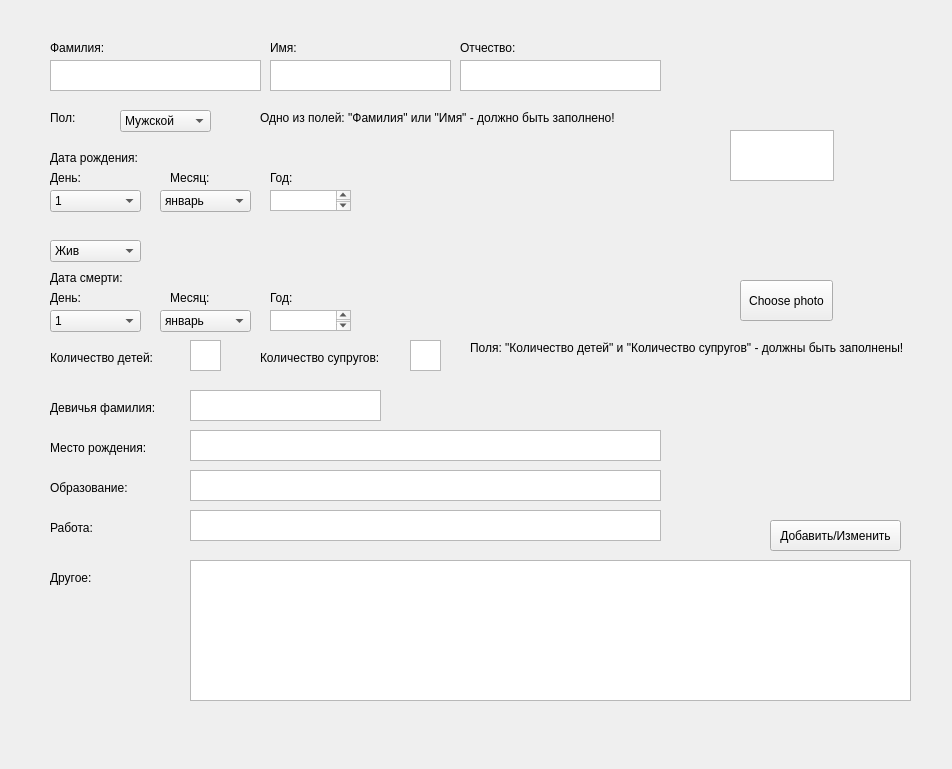
Above: personwindow.ui from moevm/gui-1h2018-12 before the change. Below: the same form after it.
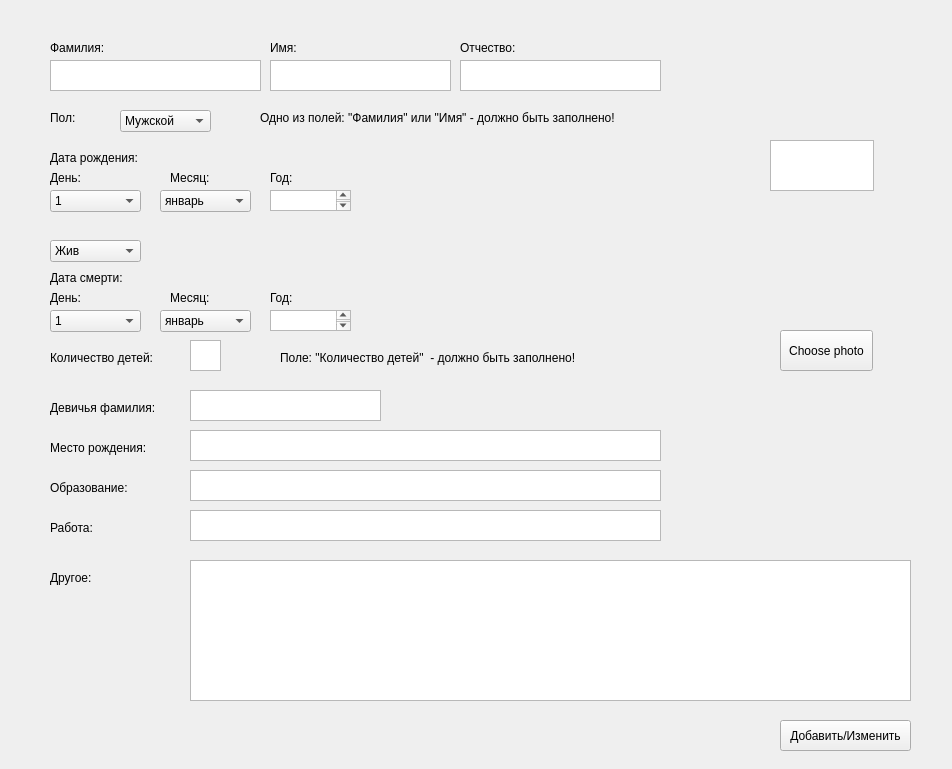
That is the form after the change.

Diff of the .ui file:
```diff
--- a/personwindow.ui
+++ b/personwindow.ui
@@ -847,8 +847,8 @@
   <widget class="QPushButton" name="pushButton">
    <property name="geometry">
     <rect>
-     <x>770</x>
-     <y>520</y>
+     <x>780</x>
+     <y>720</y>
      <width>131</width>
      <height>31</height>
     </rect>
@@ -883,19 +883,6 @@
     <string>Количество детей:</string>
    </property>
   </widget>
-  <widget class="QLabel" name="label_20">
-   <property name="geometry">
-    <rect>
-     <x>260</x>
-     <y>350</y>
-     <width>141</width>
-     <height>16</height>
-    </rect>
-   </property>
-   <property name="text">
-    <string>Количество супругов:</string>
-   </property>
-  </widget>
   <widget class="QTextEdit" name="textEditNumOfChild">
    <property name="geometry">
     <rect>
@@ -906,34 +893,34 @@
     </rect>
    </property>
   </widget>
-  <widget class="QTextEdit" name="textEditNumOfPartners">
-   <property name="geometry">
-    <rect>
-     <x>410</x>
-     <y>340</y>
-     <width>31</width>
-     <height>31</height>
-    </rect>
-   </property>
-  </widget>
   <widget class="QLabel" name="label_21">
    <property name="geometry">
     <rect>
-     <x>470</x>
-     <y>340</y>
+     <x>280</x>
+     <y>350</y>
      <width>471</width>
      <height>16</height>
     </rect>
    </property>
    <property name="text">
-    <string>Поля: &quot;Количество детей&quot; и &quot;Количество супругов&quot; - должны быть заполнены!</string>
+    <string>Поле: &quot;Количество детей&quot;  - должно быть заполнено!</string>
+   </property>
+  </widget>
+  <widget class="QTextEdit" name="textEditPhoto">
+   <property name="geometry">
+    <rect>
+     <x>770</x>
+     <y>140</y>
+     <width>104</width>
+     <height>51</height>
+    </rect>
    </property>
   </widget>
   <widget class="QLabel" name="photo">
    <property name="geometry">
     <rect>
-     <x>700</x>
-     <y>50</y>
+     <x>730</x>
+     <y>60</y>
      <width>181</width>
      <height>221</height>
     </rect>
@@ -945,8 +932,8 @@
   <widget class="QPushButton" name="choosePhoto">
    <property name="geometry">
     <rect>
-     <x>740</x>
-     <y>280</y>
+     <x>780</x>
+     <y>330</y>
      <width>93</width>
      <height>41</height>
     </rect>
@@ -955,59 +942,6 @@
     <string>Choose photo</string>
    </property>
   </widget>
-  <widget class="QTextEdit" name="textEditPhoto">
-   <property name="geometry">
-    <rect>
-     <x>730</x>
-     <y>130</y>
-     <width>104</width>
-     <height>51</height>
-    </rect>
-   </property>
-  </widget>
-  <zorder>textEditPhoto</zorder>
-  <zorder>label</zorder>
-  <zorder>label_2</zorder>
-  <zorder>label_4</zorder>
-  <zorder>label_5</zorder>
-  <zorder>label_6</zorder>
-  <zorder>label_7</zorder>
-  <zorder>label_9</zorder>
-  <zorder>comboBoxSex</zorder>
-  <zorder>textEditSurname</zorder>
-  <zorder>label_11</zorder>
-  <zorder>textEditName</zorder>
-  <zorder>comboBoxDayB</zorder>
-  <zorder>label_12</zorder>
-  <zorder>label_13</zorder>
-  <zorder>label_14</zorder>
-  <zorder>comboBoxMonthB</zorder>
-  <zorder>textEditYearB</zorder>
-  <zorder>comboBoxDayD</zorder>
-  <zorder>comboBoxMonthD</zorder>
-  <zorder>label_15</zorder>
-  <zorder>label_16</zorder>
-  <zorder>label_17</zorder>
-  <zorder>textEditYearD</zorder>
-  <zorder>textEditMaidenSurname</zorder>
-  <zorder>textEditPlace</zorder>
-  <zorder>textEditEducation</zorder>
-  <zorder>textEditWork</zorder>
-  <zorder>label_18</zorder>
-  <zorder>textEditPatronymic</zorder>
-  <zorder>label_10</zorder>
-  <zorder>comboBoxLiveOrDie</zorder>
-  <zorder>textEditElse</zorder>
-  <zorder>label_8</zorder>
-  <zorder>pushButton</zorder>
-  <zorder>label_3</zorder>
-  <zorder>label_19</zorder>
-  <zorder>label_20</zorder>
-  <zorder>textEditNumOfChild</zorder>
-  <zorder>textEditNumOfPartners</zorder>
-  <zorder>label_21</zorder>
-  <zorder>photo</zorder>
-  <zorder>choosePhoto</zorder>
  </widget>
  <resources/>
  <connections/>
```
